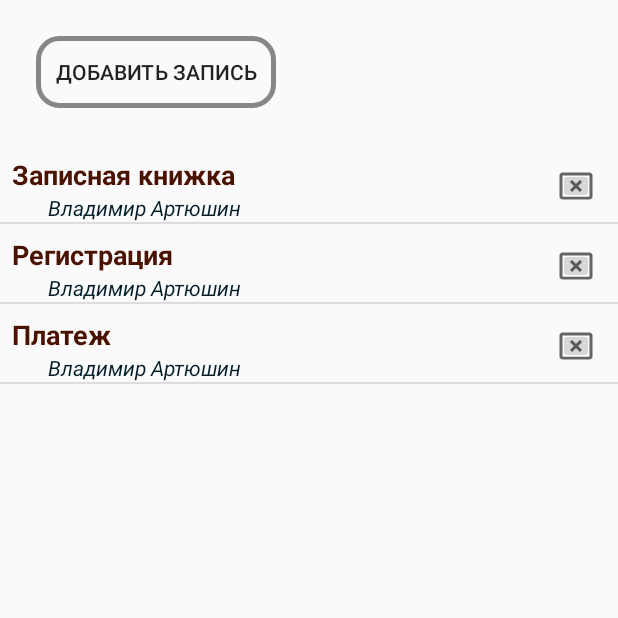
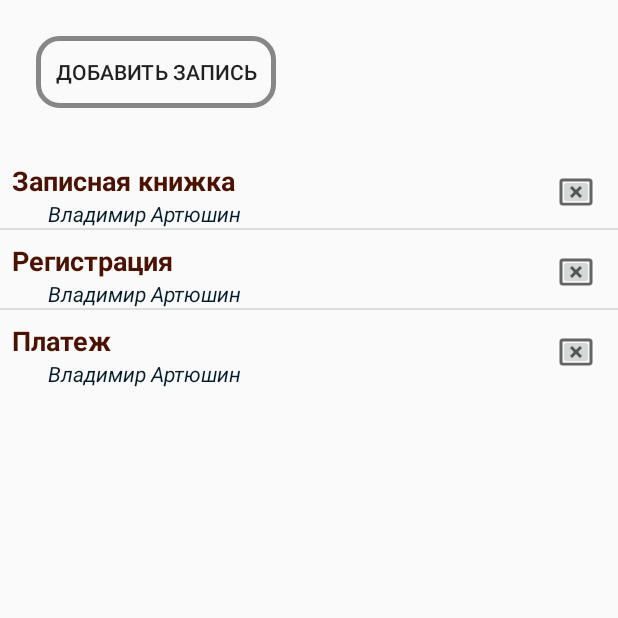
Before and after one commit to Onotole1/hw121, an Android app: the screen it shows after launch (MainActivity), on a phone screen of 412 x 824 dp, the top half of it. Run offline under Robolectric (Android 15) with nearby library versions, the phone set to English and light mode, and no system bars.

Commit message:
add startActivityForResult delete swiperefresh

```diff
--- a/app/src/main/java/com/artyushin/hw121/CustomAdapter.java
+++ b/app/src/main/java/com/artyushin/hw121/CustomAdapter.java
@@ -15,7 +15,7 @@ public class CustomAdapter extends BaseAdapter {
 
     public CustomAdapter(List<String> data, RemoveClickListener removeClickListener) {
         this.data = data;
-        this.removeClickListener = v -> removeClickListener.onRemoveClicked((int) v.getTag());
+        this.removeClickListener = v -> removeClickListener.onRemoveClicked ((int) v.getTag ( ));
     }
 
     @Override
--- a/app/src/main/java/com/artyushin/hw121/MainActivity.java
+++ b/app/src/main/java/com/artyushin/hw121/MainActivity.java
@@ -2,12 +2,12 @@ package com.artyushin.hw121;
 
 import android.content.Intent;
 import android.os.Bundle;
+import android.view.View;
 import android.widget.Button;
 import android.widget.ListView;
 import android.widget.Toast;
 
 import androidx.appcompat.app.AppCompatActivity;
-import androidx.swiperefreshlayout.widget.SwipeRefreshLayout;
 
 import java.io.BufferedReader;
 import java.io.File;
@@ -15,14 +15,15 @@ import java.io.FileInputStream;
 import java.io.FileOutputStream;
 import java.io.IOException;
 import java.io.InputStreamReader;
+
 import java.util.ArrayList;
 import java.util.Arrays;
 import java.util.List;
 
 public class MainActivity extends AppCompatActivity {
 
-    private SwipeRefreshLayout refreshLayout;
     List<String> result = new ArrayList<>();
+
     private final CustomAdapter adapter = new CustomAdapter(result, new RemoveClickListener() {
         @Override
         public void onRemoveClicked(int position) {
@@ -32,9 +33,8 @@ public class MainActivity extends AppCompatActivity {
         }
     });
 
-    private static final String FILE_NAME = "sample.txt";
+    private static final String FILE_NAME = "samples.txt";
     private final StringBuilder dataSaveAll = new StringBuilder();
-    private int addSample = 0;
 
     @Override
     protected void onCreate(Bundle savedInstanceState) {
@@ -44,31 +44,34 @@ public class MainActivity extends AppCompatActivity {
         ListView listView = findViewById(R.id.list);
         listView.setAdapter(adapter);
         Button addButton = findViewById(R.id.addButton);
-        refreshLayout = findViewById(R.id.swipe_refresh);
 
         File file = new File(getAppExternalFilesDir().toString(), FILE_NAME);
         if (!file.exists()) {
             result.add("Записная книжка");
             result.add("Регистрация");
             result.add("Платеж");
-            Toast.makeText(this, "Файл отстутствует. Первая загрузка!", Toast.LENGTH_LONG).show();
+//            Toast.makeText(this, "Файл отстутствует. Первая загрузка!", Toast.LENGTH_LONG).show();
         } else {
             loadFile();
             adapter.notifyDataSetChanged();
         }
 
-        addButton.setOnClickListener(v -> {
+        addButton.setOnClickListener((View v) -> {
             Intent intent = new Intent(MainActivity.this, AddActivity.class);
-            // TODO startActivityForResult
-            startActivity(intent);
+            startActivityForResult(intent, 1);
         });
+    }
 
-        refreshLayout.setOnRefreshListener(() -> {
-            // TODO Это точно нужно?
-            addSample = 1;
-            onRestart();
-            refreshLayout.setRefreshing(false);
-        });
+    @Override
+    protected void onActivityResult(int requestCode, int resultCode, Intent data) {
+        super.onActivityResult (requestCode, resultCode, data);
+        if (data == null) {
+            return;
+        }
+        String ResultAdd = data.getStringExtra ("sample");
+        result.add(ResultAdd);
+        adapter.notifyDataSetChanged();
+        saveResultToFile();
     }
 
     private File getAppExternalFilesDir() {
@@ -107,34 +110,17 @@ public class MainActivity extends AppCompatActivity {
         try(FileOutputStream fOut = new FileOutputStream(saveFile)) {
             //noinspection CharsetObjectCanBeUsed
             fOut.write(dataSaveAll.toString().getBytes("UTF-8"));
-
-            Toast.makeText(getApplicationContext(), "Сохранено в файл: " + FILE_NAME, Toast.LENGTH_LONG).show();
+//            Toast.makeText(getApplicationContext(), "Сохранено в файл: " + FILE_NAME, Toast.LENGTH_LONG).show();
             dataSaveAll.setLength(0);
         } catch (Exception e) {
             e.printStackTrace();
         }
     }
 
-    protected void onRestart() {
-        super.onRestart();
-
-        // TODO Не всегда работает. Используйте лучше startActivityForResult
-        if (addSample == 0) {
-            result.add(Sample.getSample());
-        } else {
-            addSample = 0;
-        }
-
-        adapter.notifyDataSetChanged();
-
-        saveResultToFile();
-    }
-
     private void saveResultToFile() {
         String dataSave;
         for (int i = 0; i < result.size(); i++) {
             dataSave = String.valueOf(result.get(i));
-            // В циклах лучше StringBuilder
             dataSaveAll.append(dataSave).append(";");
         }
 
--- a/app/src/main/res/layout/activity_main.xml
+++ b/app/src/main/res/layout/activity_main.xml
@@ -16,24 +16,15 @@
         app:layout_constraintEnd_toEndOf="parent"
         app:layout_constraintStart_toStartOf="parent"
         app:layout_constraintTop_toTopOf="parent"
-        android:text="Добавить запись"/>
+        android:text="@string/save_sample"/>
 
-    <androidx.swiperefreshlayout.widget.SwipeRefreshLayout
-        android:id="@+id/swipe_refresh"
+    <ListView
+        android:id="@+id/list"
         android:layout_width="match_parent"
         android:layout_height="wrap_content"
-        android:layout_marginTop="96dp"
+        android:layout_marginTop="100dp"
         app:layout_constraintEnd_toEndOf="parent"
         app:layout_constraintStart_toStartOf="parent"
-        app:layout_constraintTop_toBottomOf="@+id/addButton">
-
-        <ListView
-            android:id="@+id/list"
-            android:layout_width="match_parent"
-            android:layout_height="wrap_content"
-            android:layout_marginTop="24dp"
-            app:layout_constraintEnd_toEndOf="parent"
-            app:layout_constraintStart_toStartOf="parent"></ListView>
-    </androidx.swiperefreshlayout.widget.SwipeRefreshLayout>
+        app:layout_constraintTop_toBottomOf="@+id/addButton" />
 
 </androidx.coordinatorlayout.widget.CoordinatorLayout>
--- a/app/src/main/res/values/strings.xml
+++ b/app/src/main/res/values/strings.xml
@@ -2,4 +2,5 @@
     <string name="app_name">Samples</string>
     <string name="author">Владимир Артюшин</string>
     <string name="fileName">sample.txt</string>
+    <string name="save_sample">Добавить запись</string>
 </resources>
--- a/build.gradle
+++ b/build.gradle
@@ -5,7 +5,7 @@ buildscript {
         jcenter()
     }
     dependencies {
-        classpath 'com.android.tools.build:gradle:4.1.0'
+        classpath 'com.android.tools.build:gradle:4.1.1'
 
         // NOTE: Do not place your application dependencies here; they belong
         // in the individual module build.gradle files
```
Also changed, not shown: app/src/main/java/com/artyushin/hw121/AddActivity.java (+9 -9 lines), app/src/main/java/com/artyushin/hw121/Sample.java (deleted, +0 -19 lines).
